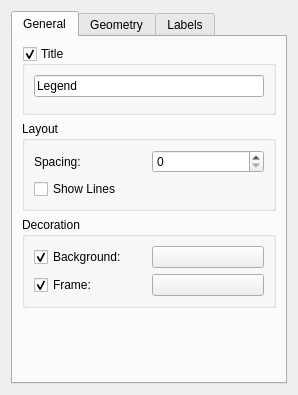
Old version of the form kchart/shape/ChartLegendConfigWidget.ui in the repository KDE/koffice-chartingshape.
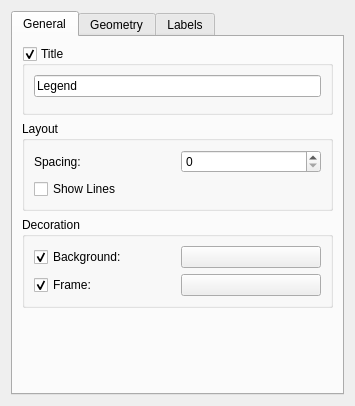
New version of the form. Icons and pictures are not drawn. Custom widgets are drawn as their Qt base class.

Diff of the .ui file:
```diff
--- a/kchart/shape/ChartLegendConfigWidget.ui
+++ b/kchart/shape/ChartLegendConfigWidget.ui
@@ -5,8 +5,8 @@
    <rect>
     <x>0</x>
     <y>0</y>
-    <width>298</width>
-    <height>395</height>
+    <width>355</width>
+    <height>406</height>
    </rect>
   </property>
   <property name="windowTitle" >
```
